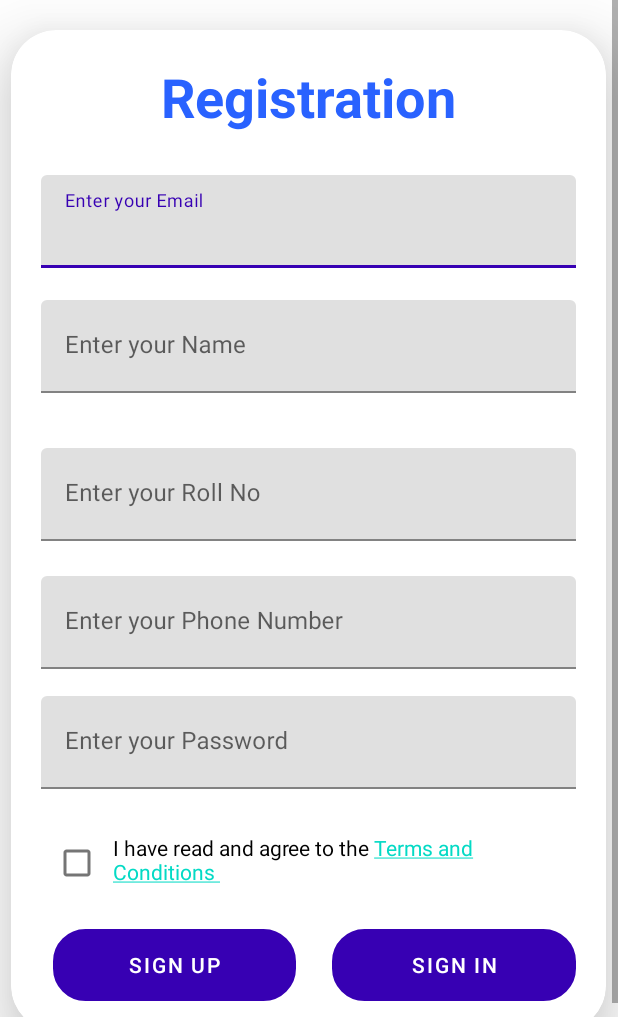
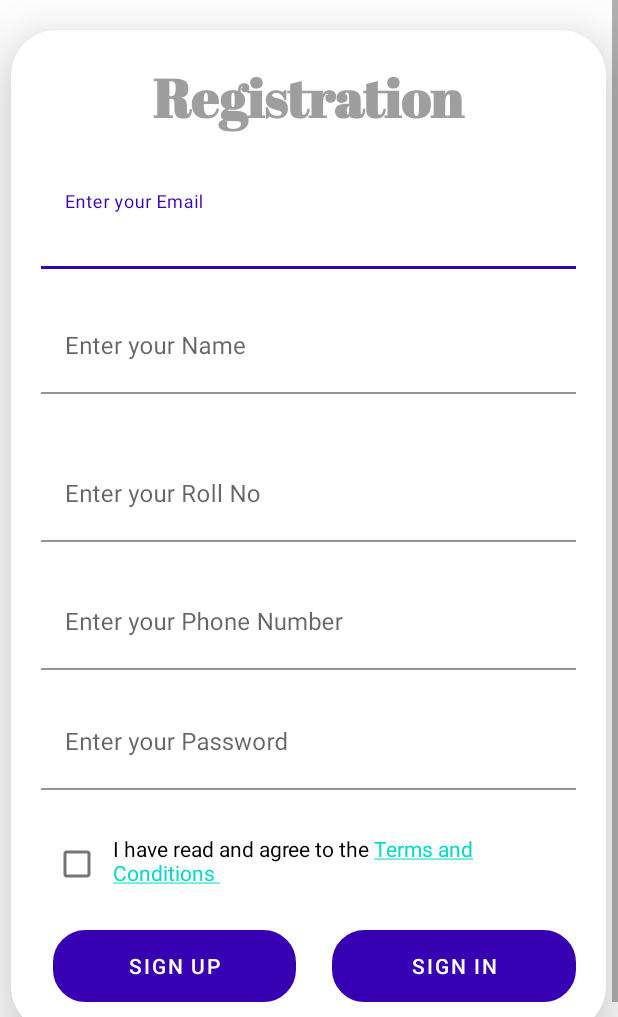
Before and after one commit to DataChef07/Mobile-Computing-Project, an Android app: the RegisterActivity screen opened directly, with no data from a screen before it, on a phone screen of 412 x 824 dp, the part 219-1236 px from its top. Run offline under Robolectric (Android 15) with nearby library versions, the phone set to English and light mode, and no system bars; our stand-ins replace Firebase (no records; nobody signed in at launch, a user with empty details on screens opened directly); Roboto replaces fonts that are not available here; 1 statement that could not run was skipped.

Commit message:
updated UI

```diff
--- a/app/src/main/res/layout/activity_register.xml
+++ b/app/src/main/res/layout/activity_register.xml
@@ -59,9 +59,10 @@
                         android:layout_width="match_parent"
                         android:layout_height="wrap_content"
                         android:layout_gravity="center_horizontal"
+                        android:fontFamily="@font/abril_fatface"
                         android:gravity="center"
                         android:text="Registration"
-                        android:textColor="@color/color_secondary"
+                        android:textColor="@color/grey_500"
                         android:textSize="36sp"
                         android:textStyle="bold" />
 
@@ -77,6 +78,7 @@
                             android:layout_height="wrap_content"
                             android:layout_gravity="center_horizontal"
                             android:hint="Enter your Email"
+                            android:background="#FFFF"
                             android:inputType="textEmailAddress"
                             android:padding="20dp" />
                     </com.google.android.material.textfield.TextInputLayout>
@@ -95,6 +97,7 @@
                             android:layout_height="wrap_content"
                             android:layout_gravity="center_horizontal"
                             android:hint="Enter your Name"
+                            android:background="#FFFF"
                             android:inputType="textPersonName"
                             android:padding="20dp" />
                     </com.google.android.material.textfield.TextInputLayout>
@@ -113,6 +116,7 @@
                             android:layout_height="wrap_content"
                             android:layout_gravity="center_horizontal"
                             android:hint="Enter your Roll No"
+                            android:background="#FFFF"
                             android:inputType="text"
                             android:padding="20dp" />
                     </com.google.android.material.textfield.TextInputLayout>
@@ -131,6 +135,7 @@
                             android:layout_gravity="center_horizontal"
                             android:ems="10"
                             android:hint="Enter your Phone Number"
+                            android:background="#FFFF"
                             android:inputType="number"
                             android:padding="20dp"
                             android:paddingBottom="0dp"/>
@@ -150,6 +155,7 @@
                             android:layout_height="wrap_content"
                             android:layout_gravity="center_horizontal"
                             android:hint="Enter your Password"
+                            android:background="#FFFF"
                             android:inputType="textPassword"
                             android:padding="20dp" />
                     </com.google.android.material.textfield.TextInputLayout>
```
